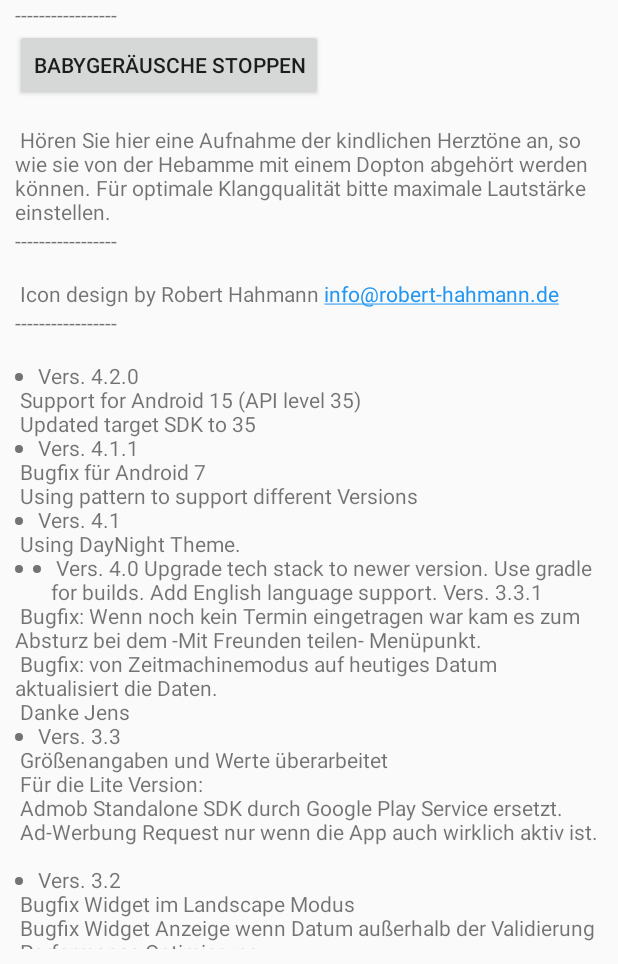
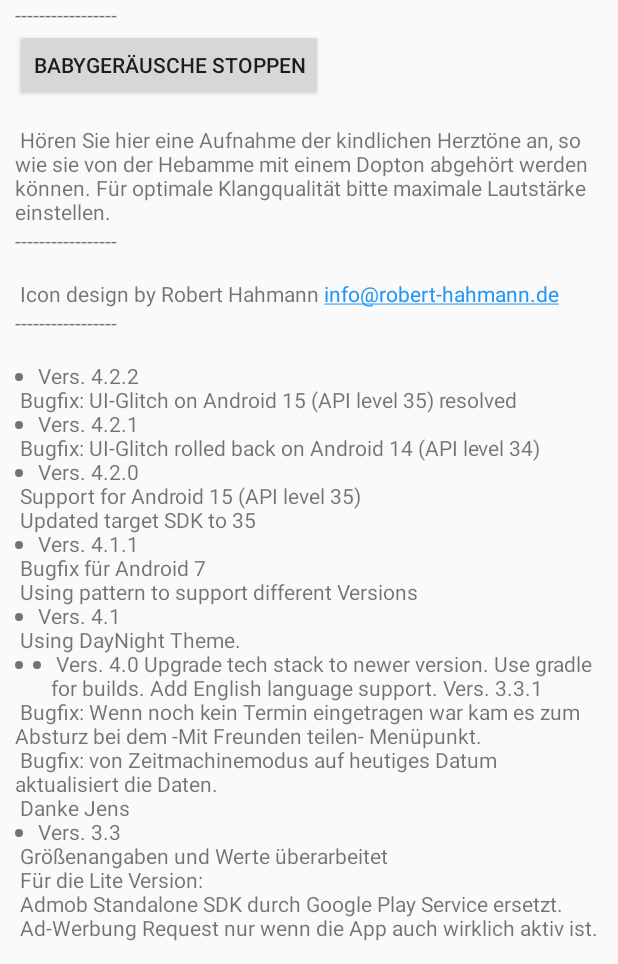
Before and after one commit to inog/SSWR, an Android app: the About screen opened directly, with no data from a screen before it, after a tap on "BABYGERÄUSCHE ABSPIELEN", on a phone screen of 412 x 824 dp, the part 272-1236 px from its top. Run offline under Robolectric (Android 15) with nearby library versions, the phone set to English and light mode, and no system bars.

Commit message:
update release notes for versions 4.2.2 and 4.2.1; document bugfixes for UI glitches on Android 15 and 14
Signed-off-by: Ingo Reschke <kontakt@ingo-reschke.de>

```diff
--- a/app/src/main/res/values/strings_release.xml
+++ b/app/src/main/res/values/strings_release.xml
@@ -1,6 +1,11 @@
 <?xml version="1.0" encoding="utf-8"?>
 <resources>
 	<string name="releasenotes">\n
+
+		<li>Vers. 4.2.2</li>\n
+		Bugfix: UI-Glitch on Android 15 (API level 35) resolved\n
+		<li>Vers. 4.2.1</li>\n
+		Bugfix: UI-Glitch rolled back on Android 14 (API level 34)\n
 
 		<li>Vers. 4.2.0</li>\n
 		Support for Android 15 (API level 35)\n
```
